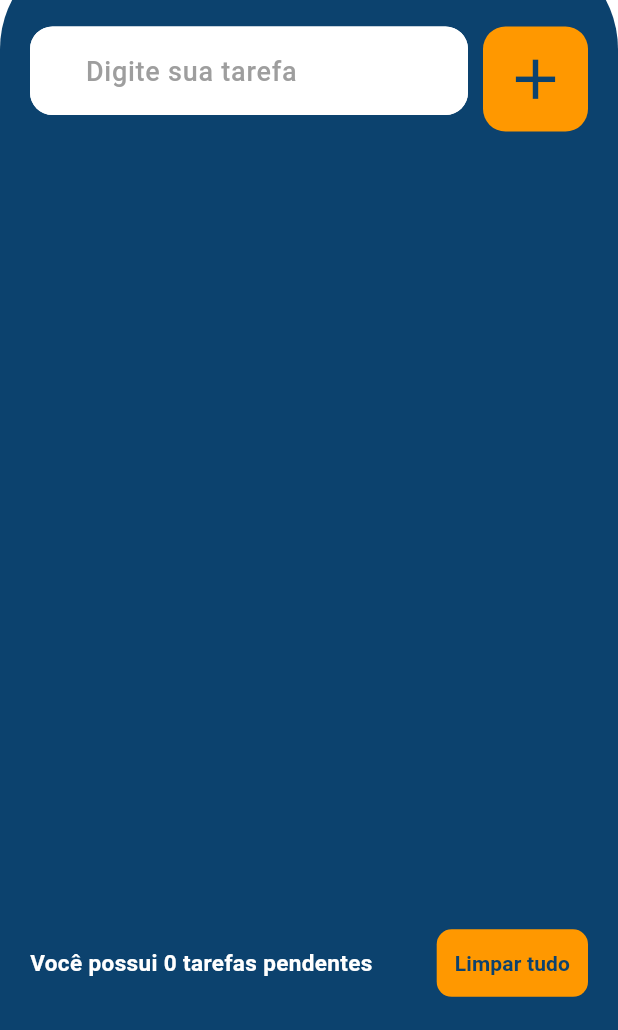
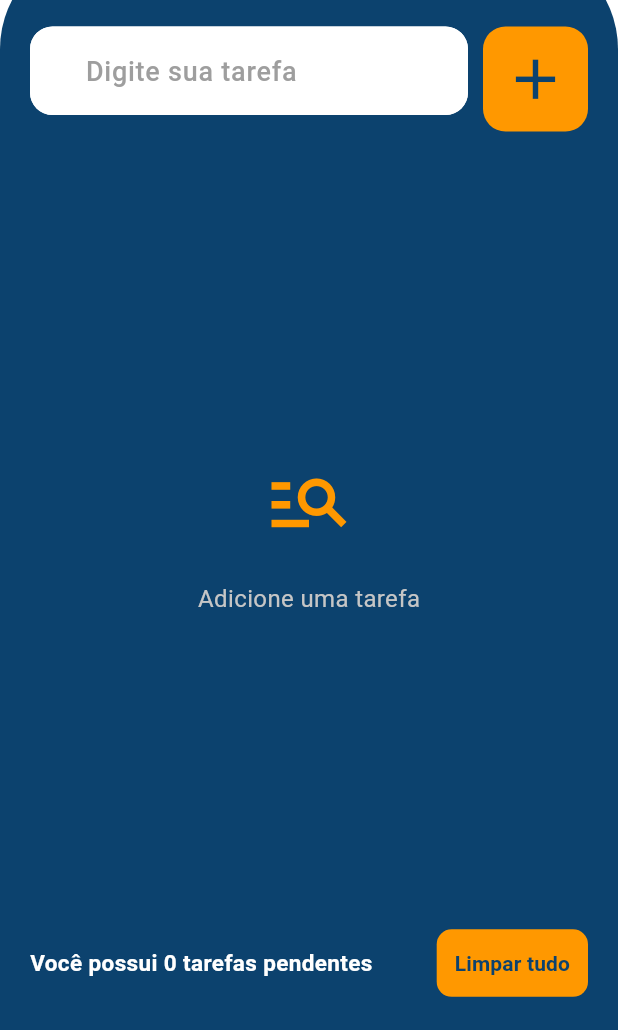
Before and after one commit to ProjetoIntegrador-Grupo12/pi-4, a Flutter app: the screen it shows after launch, on a phone screen of 412 x 824 dp, the part 206-1236 px from its top. Run offline on Flutter 3.47's test engine with Material 3 defaults, Android fonts, the phone set to English and light mode, and no system bars; our stand-ins replace bloc, cloud_firestore, connectivity_plus, dartz, equatable, firebase_core and 2 more; accounts and stored records are empty.

Commit message:
feat: Finished projetc

```diff
--- a/project-flutter/lib/src/config/app.dart
+++ b/project-flutter/lib/src/config/app.dart
@@ -23,11 +23,11 @@ class _AppState extends State<App> {
         ),
       ],
       child: MaterialApp(
+        debugShowCheckedModeBanner: false,
         theme: ThemeData(
           colorScheme: ColorScheme.fromSeed(seedColor: Colors.deepPurple),
           useMaterial3: true,
           checkboxTheme: CheckboxThemeData(
-
             checkColor: MaterialStateProperty.all(Colors.white),
             fillColor: MaterialStateProperty.resolveWith<Color>(
                 (Set<MaterialState> states) {
@@ -39,7 +39,6 @@ class _AppState extends State<App> {
             // Estiliza a borda do checkbox
             shape: RoundedRectangleBorder(
               borderRadius: BorderRadius.circular(4),
-
             ),
           ),
         ),
--- /dev/null
+++ b/project-flutter/lib/src/modules/todo/presentation/widgets/loading.dart
@@ -0,0 +1,14 @@
+import 'package:flutter/material.dart';
+
+class Loading extends StatelessWidget {
+  const Loading({super.key});
+
+  @override
+  Widget build(BuildContext context) {
+    return const Center(
+      child: CircularProgressIndicator(
+        color: Colors.orange,
+      ),
+    );
+  }
+}
--- a/project-flutter/lib/src/modules/todo/presentation/widgets/todo_body_count.dart
+++ b/project-flutter/lib/src/modules/todo/presentation/widgets/todo_body_count.dart
@@ -12,7 +12,9 @@ class TodoBodyCount extends StatelessWidget {
       builder: (context, state) {
         final count = state.listOfTodos.length;
 
-        return Row(
+        return Visibility(
+          visible: state.status == TodoStatus.loaded,
+          child: Row(
             children: [
               Expanded(
                 child: Text(
@@ -53,6 +55,7 @@ class TodoBodyCount extends StatelessWidget {
                 ),
               )
             ],
+          ),
         );
       },
     );
--- a/project-flutter/lib/src/modules/todo/presentation/widgets/todo_body_list.dart
+++ b/project-flutter/lib/src/modules/todo/presentation/widgets/todo_body_list.dart
@@ -1,6 +1,7 @@
 import 'package:flutter/material.dart';
 import 'package:flutter_bloc/flutter_bloc.dart';
 import 'package:todo_senac/src/modules/todo/presentation/bloc/todo_bloc.dart';
+import 'package:todo_senac/src/modules/todo/presentation/widgets/loading.dart';
 import 'package:todo_senac/src/widgets/dialogs/dialogs.dart';
 
 class TodoBodyList extends StatefulWidget {
@@ -13,8 +14,7 @@ class TodoBodyList extends StatefulWidget {
 class _TodoBodyListState extends State<TodoBodyList> {
   @override
   Widget build(BuildContext context) {
-    return BlocConsumer<TodoBloc, TodoState>(
-      listener: (context, state) {
+    return BlocConsumer<TodoBloc, TodoState>(listener: (context, state) {
       if (state.status == TodoStatus.updated) {
         Dialogs.showCustomSnackBar(context, state.message!, Colors.green);
         context.read<TodoBloc>().add(const LoadTodosEvent());
@@ -31,15 +31,37 @@ class _TodoBodyListState extends State<TodoBodyList> {
       if (state.status == TodoStatus.error) {
         Dialogs.showCustomSnackBar(context, state.message!, Colors.red);
       }
-      },
-      builder: (context, state) {
+    }, builder: (context, state) {
       if (state.status == TodoStatus.loading) {
-          return const Center(
-            child: CircularProgressIndicator(),
+        return const Loading();
+      }
+
+      if (state.listOfTodos.isEmpty) {
+        return Center(
+          child: InkWell(
+            onTap: () async =>
+                context.read<TodoBloc>().add(const LoadTodosEvent()),
+            child: const Column(
+              mainAxisSize: MainAxisSize.min,
+              children: [
+                Icon(
+                  Icons.manage_search,
+                  size: 60,
+                  color: Colors.orange,
+                ),
+                SizedBox(height: 24),
+                Text(
+                  'Adicione uma tarefa',
+                  style: TextStyle(
+                    fontSize: 16,
+                    color: Color.fromARGB(255, 198, 198, 198),
+                  ),
+                ),
+              ],
+            ),
+          ),
         );
       }
-
-
 
       return ListView.builder(
           itemCount: state.listOfTodos.length,
@@ -89,8 +111,7 @@ class _TodoBodyListState extends State<TodoBodyList> {
                         height: 50,
                         width: 50,
                         decoration: BoxDecoration(
-                              color:
-                                  item.isFinished ? Colors.green : Colors.red,
+                            color: item.isFinished ? Colors.green : Colors.red,
                             shape: BoxShape.circle),
                         child: Icon(
                           item.isFinished ? Icons.done : Icons.error,
@@ -123,7 +144,6 @@ class _TodoBodyListState extends State<TodoBodyList> {
               ),
             );
           });
-      },
-    );
+    });
   }
 }
--- a/project-flutter/pubspec.yaml
+++ b/project-flutter/pubspec.yaml
@@ -23,6 +23,7 @@ dependencies:
   bloc: ^8.1.3
   get_it: ^7.6.7
   flutter_bloc: ^8.1.4
+  shimmer: ^3.0.0
 
 dev_dependencies:
   flutter_test:
```
Also changed, not shown: project-flutter/pubspec.lock. Lines whose indentation alone changed are shown as unchanged.
